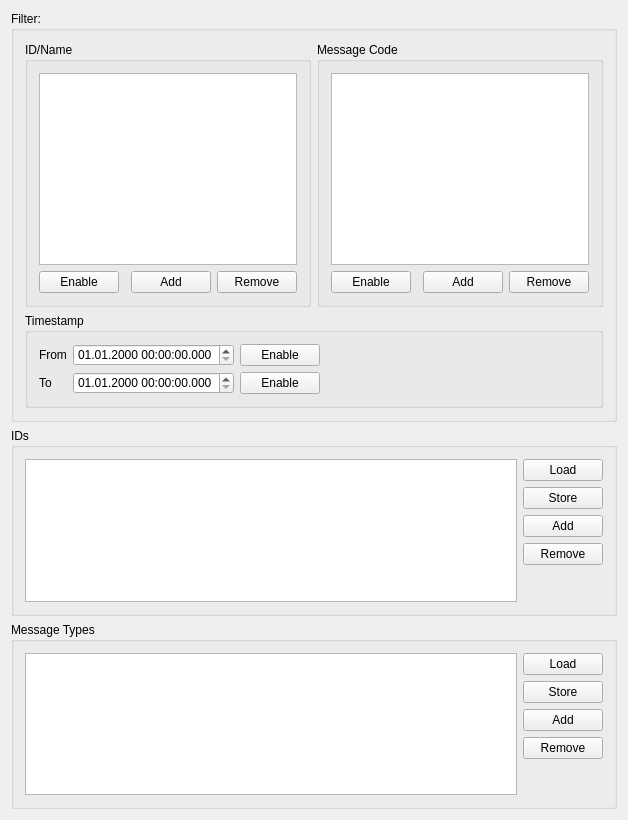
The window that R_Visualizer/MessageConfig/ui/messageconfig.ui (NeverKnewTheName/R_Visualizer) describes before a commit, drawn with Qt 5.
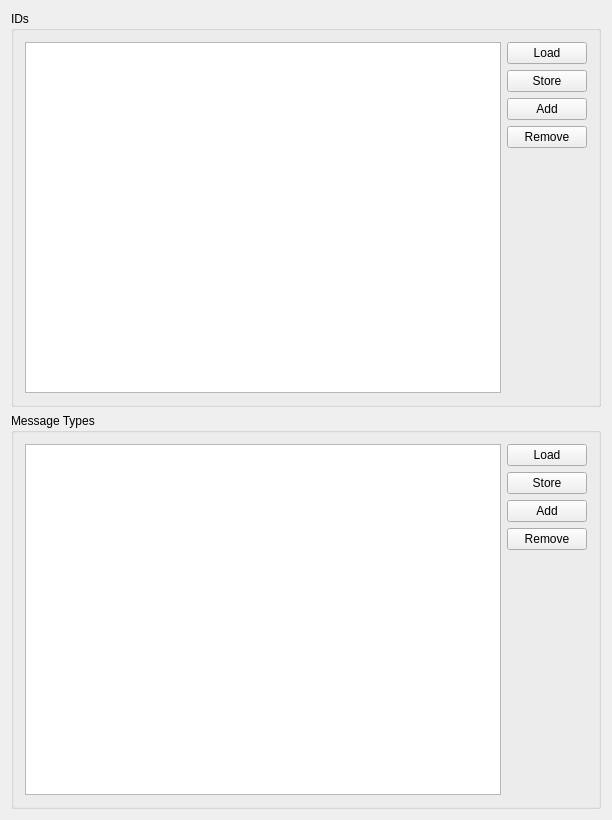
The same window after the commit.

Patch:
```diff
--- a/R_Visualizer/MessageConfig/ui/messageconfig.ui
+++ b/R_Visualizer/MessageConfig/ui/messageconfig.ui
@@ -14,273 +14,6 @@
    <string>MessageConfig</string>
   </property>
   <layout class="QVBoxLayout" name="verticalLayout">
-   <item>
-    <widget class="QGroupBox" name="groupBox_5">
-     <property name="sizePolicy">
-      <sizepolicy hsizetype="Preferred" vsizetype="Minimum">
-       <horstretch>0</horstretch>
-       <verstretch>1</verstretch>
-      </sizepolicy>
-     </property>
-     <property name="title">
-      <string>Filter:</string>
-     </property>
-     <layout class="QGridLayout" name="gridLayout_7">
-      <item row="2" column="1" colspan="2">
-       <widget class="QGroupBox" name="groupBox_3">
-        <property name="sizePolicy">
-         <sizepolicy hsizetype="Preferred" vsizetype="Minimum">
-          <horstretch>0</horstretch>
-          <verstretch>0</verstretch>
-         </sizepolicy>
-        </property>
-        <property name="minimumSize">
-         <size>
-          <width>0</width>
-          <height>0</height>
-         </size>
-        </property>
-        <property name="title">
-         <string>Timestamp</string>
-        </property>
-        <layout class="QFormLayout" name="formLayout">
-         <item row="0" column="0">
-          <widget class="QLabel" name="label_4">
-           <property name="text">
-            <string>From</string>
-           </property>
-          </widget>
-         </item>
-         <item row="0" column="1">
-          <layout class="QHBoxLayout" name="horizontalLayout">
-           <item>
-            <widget class="QDateTimeEdit" name="filterTimeStampFromDateTimeEdit">
-             <property name="sizePolicy">
-              <sizepolicy hsizetype="Preferred" vsizetype="Fixed">
-               <horstretch>0</horstretch>
-               <verstretch>0</verstretch>
-              </sizepolicy>
-             </property>
-             <property name="minimumSize">
-              <size>
-               <width>0</width>
-               <height>20</height>
-              </size>
-             </property>
-             <property name="maximumDate">
-              <date>
-               <year>7999</year>
-               <month>12</month>
-               <day>31</day>
-              </date>
-             </property>
-             <property name="displayFormat">
-              <string>dd.MM.yyyy HH:mm:ss.zzz</string>
-             </property>
-            </widget>
-           </item>
-           <item>
-            <widget class="QPushButton" name="enableTimestampFromFilterPushButton">
-             <property name="text">
-              <string>Enable</string>
-             </property>
-            </widget>
-           </item>
-           <item>
-            <spacer name="horizontalSpacer_3">
-             <property name="orientation">
-              <enum>Qt::Horizontal</enum>
-             </property>
-             <property name="sizeType">
-              <enum>QSizePolicy::MinimumExpanding</enum>
-             </property>
-             <property name="sizeHint" stdset="0">
-              <size>
-               <width>40</width>
-               <height>20</height>
-              </size>
-             </property>
-            </spacer>
-           </item>
-          </layout>
-         </item>
-         <item row="1" column="0">
-          <widget class="QLabel" name="label_5">
-           <property name="text">
-            <string>To</string>
-           </property>
-          </widget>
-         </item>
-         <item row="1" column="1">
-          <layout class="QHBoxLayout" name="horizontalLayout_2">
-           <item>
-            <widget class="QDateTimeEdit" name="filterTimeStampToDateTimeEdit">
-             <property name="sizePolicy">
-              <sizepolicy hsizetype="Preferred" vsizetype="Fixed">
-               <horstretch>0</horstretch>
-               <verstretch>0</verstretch>
-              </sizepolicy>
-             </property>
-             <property name="minimumSize">
-              <size>
-               <width>0</width>
-               <height>20</height>
-              </size>
-             </property>
-             <property name="displayFormat">
-              <string>dd.MM.yyyy HH:mm:ss.zzz</string>
-             </property>
-            </widget>
-           </item>
-           <item>
-            <widget class="QPushButton" name="enableTimestampToFilterPushButton">
-             <property name="text">
-              <string>Enable</string>
-             </property>
-            </widget>
-           </item>
-           <item>
-            <spacer name="horizontalSpacer_4">
-             <property name="orientation">
-              <enum>Qt::Horizontal</enum>
-             </property>
-             <property name="sizeType">
-              <enum>QSizePolicy::MinimumExpanding</enum>
-             </property>
-             <property name="sizeHint" stdset="0">
-              <size>
-               <width>40</width>
-               <height>20</height>
-              </size>
-             </property>
-            </spacer>
-           </item>
-          </layout>
-         </item>
-        </layout>
-       </widget>
-      </item>
-      <item row="0" column="1" rowspan="2">
-       <widget class="QGroupBox" name="groupBox">
-        <property name="sizePolicy">
-         <sizepolicy hsizetype="Preferred" vsizetype="Fixed">
-          <horstretch>0</horstretch>
-          <verstretch>0</verstretch>
-         </sizepolicy>
-        </property>
-        <property name="title">
-         <string>ID/Name</string>
-        </property>
-        <layout class="QGridLayout" name="gridLayout_2">
-         <item row="2" column="0">
-          <widget class="QPushButton" name="enableIDFilterPushButton">
-           <property name="text">
-            <string>Enable</string>
-           </property>
-          </widget>
-         </item>
-         <item row="2" column="3">
-          <widget class="QPushButton" name="rmvFilterIDPushButton">
-           <property name="text">
-            <string>Remove</string>
-           </property>
-          </widget>
-         </item>
-         <item row="2" column="2">
-          <widget class="QPushButton" name="addFilterIDPushButton">
-           <property name="text">
-            <string>Add</string>
-           </property>
-          </widget>
-         </item>
-         <item row="2" column="1">
-          <spacer name="horizontalSpacer">
-           <property name="orientation">
-            <enum>Qt::Horizontal</enum>
-           </property>
-           <property name="sizeHint" stdset="0">
-            <size>
-             <width>40</width>
-             <height>20</height>
-            </size>
-           </property>
-          </spacer>
-         </item>
-         <item row="1" column="0" colspan="4">
-          <widget class="QListView" name="idFilterlistView">
-           <property name="sizePolicy">
-            <sizepolicy hsizetype="Expanding" vsizetype="MinimumExpanding">
-             <horstretch>0</horstretch>
-             <verstretch>0</verstretch>
-            </sizepolicy>
-           </property>
-          </widget>
-         </item>
-        </layout>
-       </widget>
-      </item>
-      <item row="0" column="2" rowspan="2">
-       <widget class="QGroupBox" name="groupBox_2">
-        <property name="sizePolicy">
-         <sizepolicy hsizetype="Preferred" vsizetype="Fixed">
-          <horstretch>0</horstretch>
-          <verstretch>0</verstretch>
-         </sizepolicy>
-        </property>
-        <property name="title">
-         <string>Message Code</string>
-        </property>
-        <layout class="QGridLayout" name="gridLayout_3">
-         <item row="1" column="0">
-          <widget class="QPushButton" name="enableCodeFilterPushButton">
-           <property name="text">
-            <string>Enable</string>
-           </property>
-          </widget>
-         </item>
-         <item row="0" column="0" colspan="4">
-          <widget class="QListView" name="codeFilterlistView">
-           <property name="sizePolicy">
-            <sizepolicy hsizetype="Expanding" vsizetype="MinimumExpanding">
-             <horstretch>0</horstretch>
-             <verstretch>0</verstretch>
-            </sizepolicy>
-           </property>
-          </widget>
-         </item>
-         <item row="1" column="2">
-          <widget class="QPushButton" name="addFilterCodePushButton">
-           <property name="text">
-            <string>Add</string>
-           </property>
-          </widget>
-         </item>
-         <item row="1" column="3">
-          <widget class="QPushButton" name="rmvFilterCodePushButton">
-           <property name="text">
-            <string>Remove</string>
-           </property>
-          </widget>
-         </item>
-         <item row="1" column="1">
-          <spacer name="horizontalSpacer_2">
-           <property name="orientation">
-            <enum>Qt::Horizontal</enum>
-           </property>
-           <property name="sizeHint" stdset="0">
-            <size>
-             <width>40</width>
-             <height>20</height>
-            </size>
-           </property>
-          </spacer>
-         </item>
-        </layout>
-       </widget>
-      </item>
-     </layout>
-    </widget>
-   </item>
    <item>
     <widget class="QGroupBox" name="groupBox_9">
      <property name="sizePolicy">
```
